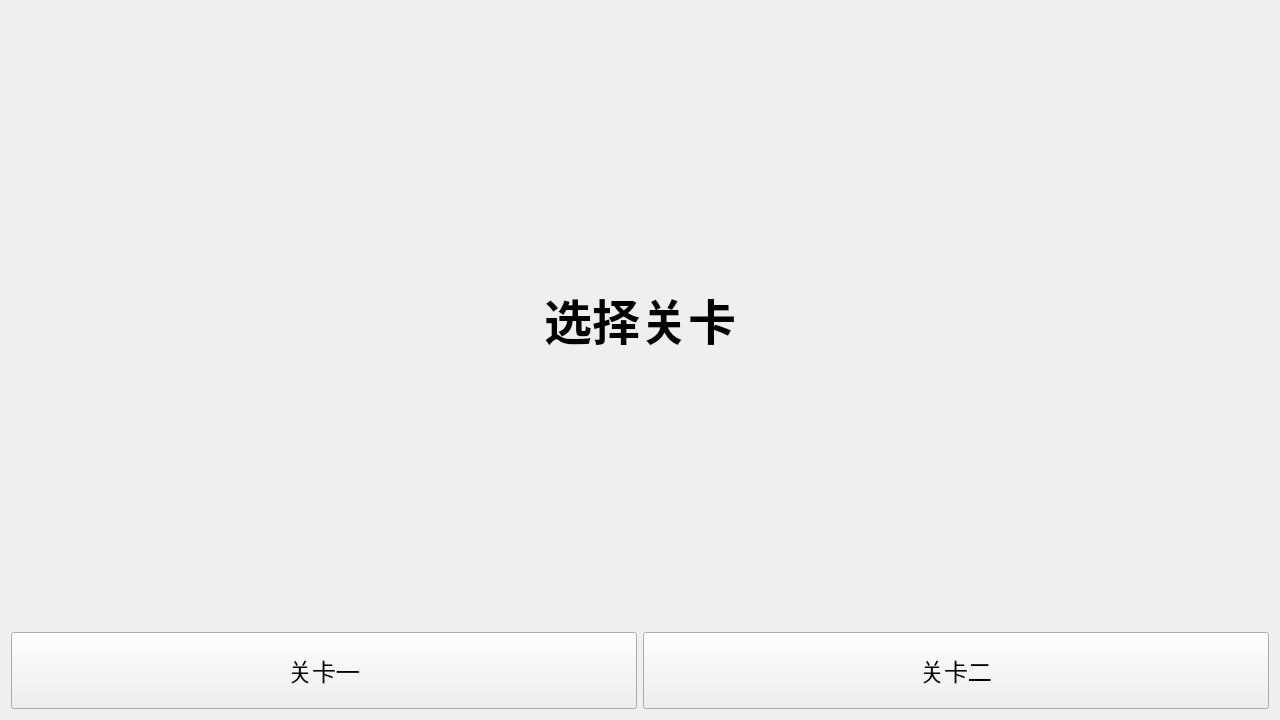
Qt form my_cpphw/Forms/LevelSelect.ui (Lyn3303/my_project) before a commit.
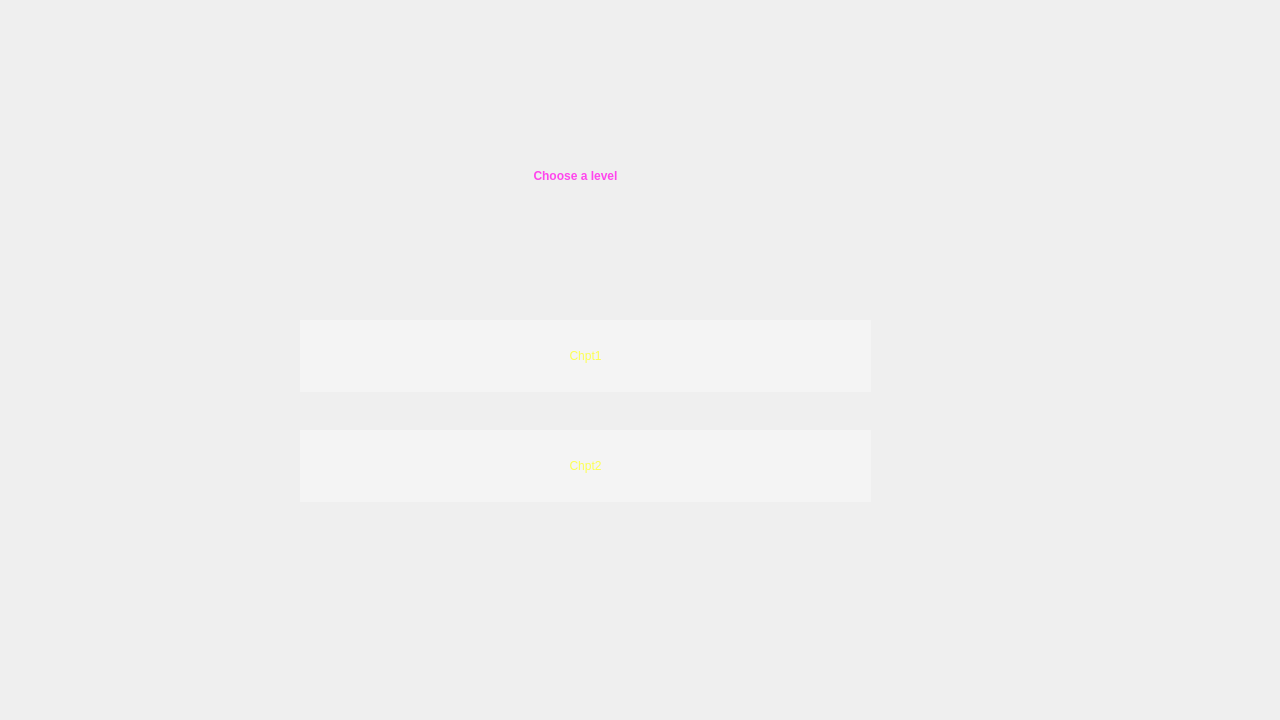
The same form after that commit. Icons and pictures are not drawn.

Commit message: 主窗口和关卡选择跳转逻辑，以及主要ui配置。

The edit to the form file:
```diff
--- a/my_cpphw/Forms/LevelSelect.ui
+++ b/my_cpphw/Forms/LevelSelect.ui
@@ -13,45 +13,99 @@
   <property name="windowTitle">
    <string>关卡选择</string>
   </property>
-  <layout class="QVBoxLayout" name="verticalLayout">
-   <item>
+  <widget class="QLabel" name="backgroundLabel">
+   <property name="geometry">
+    <rect>
+     <x>0</x>
+     <y>0</y>
+     <width>1280</width>
+     <height>720</height>
+    </rect>
+   </property>
+   <property name="styleSheet">
+    <string notr="true">background-image: url(qrc:/bk/backgound.png); background-repeat: no-repeat; background-position: top center;</string>
+   </property>
+   <property name="text">
+    <string notr="true"/>
+   </property>
+   <property name="scaledContents">
+    <bool>true</bool>
+   </property>
+  </widget>
     <widget class="QLabel" name="titleLabel">
+   <property name="geometry">
+    <rect>
+     <x>170</x>
+     <y>120</y>
+     <width>811</width>
+     <height>111</height>
+    </rect>
+   </property>
+   <property name="styleSheet">
+    <string notr="true">font-weight: bold;
+font: 69pt &quot;Bernard MT&quot;;
+color: rgb(255, 70, 237);</string>
+   </property>
      <property name="text">
-      <string>选择关卡</string>
+    <string>Choose a level</string>
      </property>
      <property name="alignment">
-      <set>Qt::AlignCenter</set>
-     </property>
-     <property name="styleSheet">
-      <string notr="true">font-size: 48px; font-weight: bold;</string>
-     </property>
-    </widget>
-   </item>
-   <item>
-    <layout class="QHBoxLayout" name="horizontalLayout">
-     <item>
-      <widget class="QPushButton" name="level1Button">
+    <set>Qt::AlignmentFlag::AlignCenter</set>
+   </property>
+  </widget>
+  <widget class="QLabel" name="line">
+   <property name="geometry">
+    <rect>
+     <x>290</x>
+     <y>200</y>
+     <width>671</width>
+     <height>41</height>
+    </rect>
+   </property>
+   <property name="styleSheet">
+    <string notr="true">background-image: url(qrc:/ui/divider-003.png); background-repeat: no-repeat; background-position: center; background-size: 100% 100%;</string>
+   </property>
        <property name="text">
-        <string>关卡一</string>
-       </property>
-       <property name="styleSheet">
-        <string notr="true">font-size: 24px; padding: 20px 40px;</string>
-       </property>
-      </widget>
-     </item>
-     <item>
+    <string notr="true"/>
+   </property>
+   <property name="scaledContents">
+    <bool>true</bool>
+   </property>
+  </widget>
       <widget class="QPushButton" name="level2Button">
+   <property name="geometry">
+    <rect>
+     <x>300</x>
+     <y>430</y>
+     <width>571</width>
+     <height>72</height>
+    </rect>
+   </property>
+   <property name="styleSheet">
+    <string notr="true">font: 29pt &quot;Microsoft New Tai Lue&quot;; background-color: rgba(255, 255, 255, 0.3); border: none;
+color: rgb(252, 255, 83);</string>
+   </property>
        <property name="text">
-        <string>关卡二</string>
-       </property>
+    <string>Chpt2</string>
+   </property>
+  </widget>
+  <widget class="QPushButton" name="level1Button">
+   <property name="geometry">
+    <rect>
+     <x>300</x>
+     <y>320</y>
+     <width>571</width>
+     <height>72</height>
+    </rect>
+   </property>
        <property name="styleSheet">
-        <string notr="true">font-size: 24px; padding: 20px 40px;</string>
-       </property>
-      </widget>
-     </item>
-    </layout>
-   </item>
-  </layout>
+    <string notr="true">font: 29pt &quot;Microsoft New Tai Lue&quot;; background-color: rgba(255, 255, 255, 0.3); border: none;
+color: rgb(252, 255, 83);</string>
+   </property>
+   <property name="text">
+    <string>Chpt1</string>
+   </property>
+  </widget>
  </widget>
  <layoutdefault spacing="6" margin="11"/>
  <resources/>
```
Lines whose indentation alone changed are shown as unchanged. The commit also changes 28 other files.
